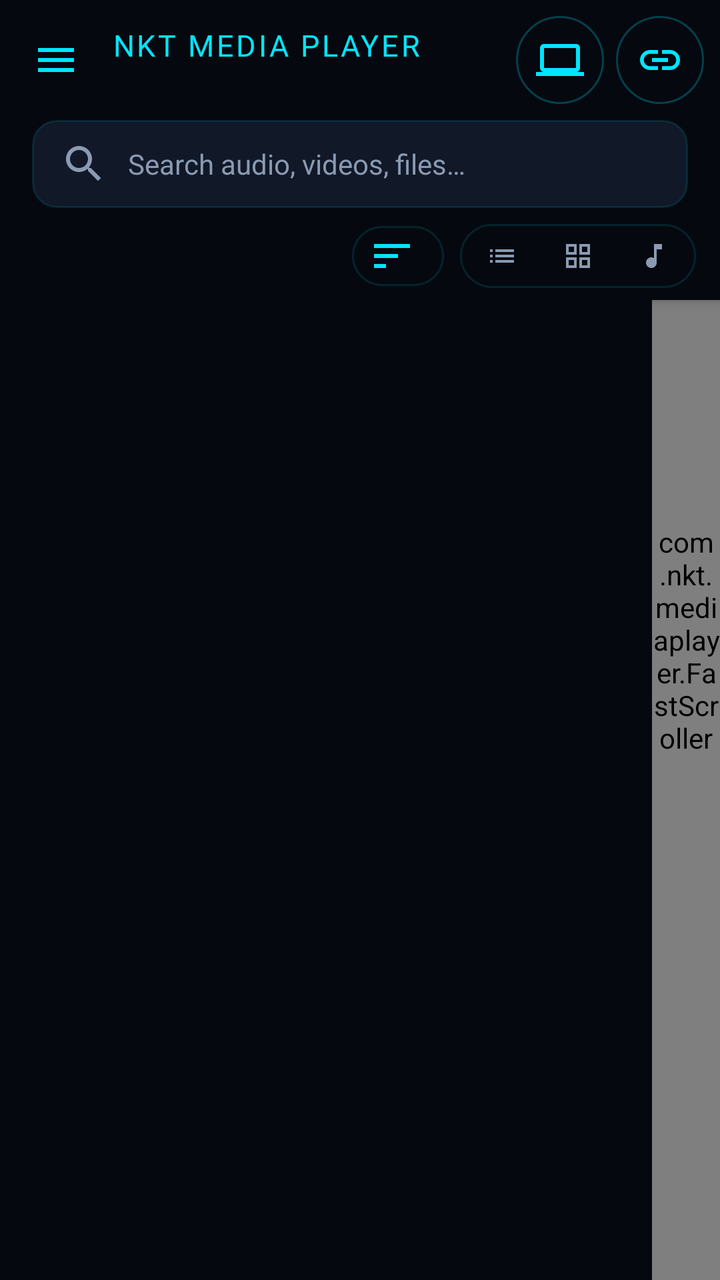
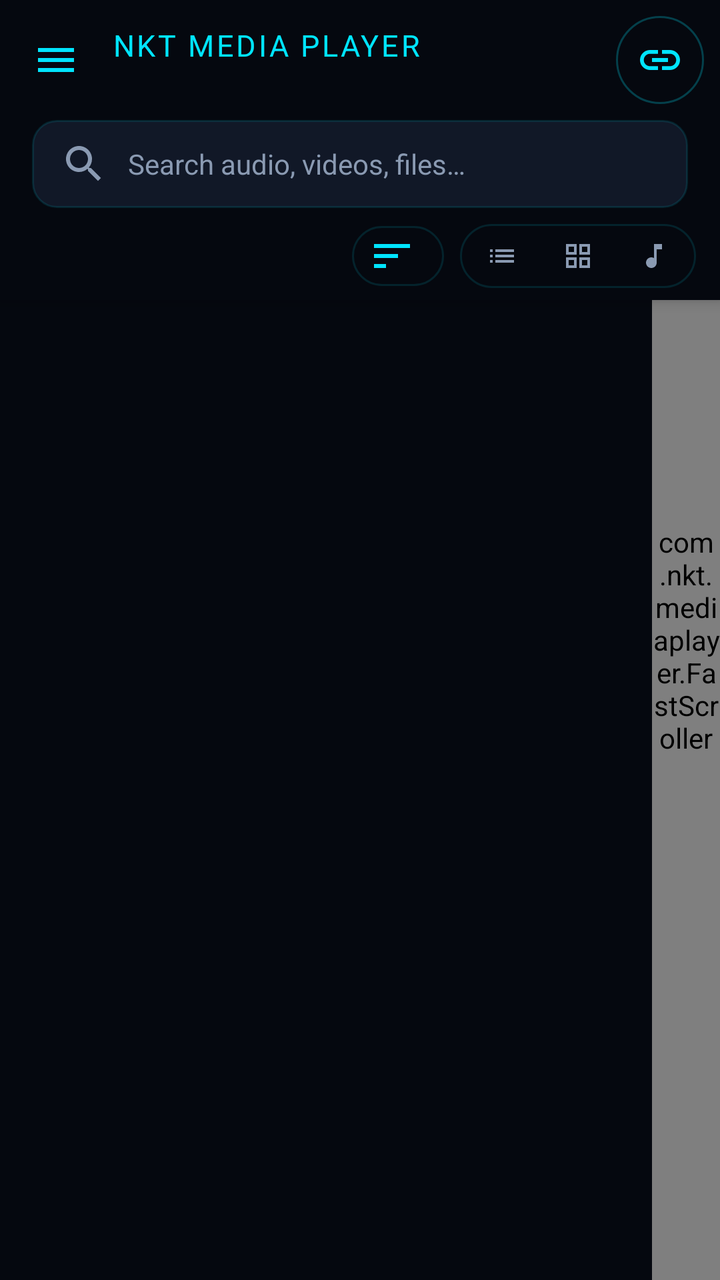

An Android layout rendered at two revisions. The XML below is the earlier revision; the diff shows what the commit changed to produce the second picture.
<!-- AndroidManifest.xml: application theme Theme.NKT -->
<!-- res/layout/activity_main.xml -->
<?xml version="1.0" encoding="utf-8"?>
<FrameLayout xmlns:android="http://schemas.android.com/apk/res/android"
    android:id="@+id/frame"
    android:layout_width="match_parent"
    android:layout_height="match_parent"
    android:background="@color/bg">

<LinearLayout
    android:id="@+id/root"
    android:layout_width="match_parent"
    android:layout_height="match_parent"
    android:orientation="vertical">

    
    <FrameLayout
        android:layout_width="match_parent"
        android:layout_height="0dp"
        android:layout_weight="1">

        <androidx.recyclerview.widget.RecyclerView
            android:id="@+id/list"
            android:layout_width="match_parent"
            android:layout_height="match_parent"
            android:clipToPadding="false"
            android:paddingStart="12dp"
            android:paddingEnd="12dp"
            android:paddingBottom="12dp"
            android:scrollbars="none" />

        
        <FrameLayout
            android:id="@+id/online_box"
            android:layout_width="match_parent"
            android:layout_height="match_parent"
            android:visibility="gone" />

        
        <LinearLayout
            android:id="@+id/collapse"
            android:layout_width="match_parent"
            android:layout_height="wrap_content"
            android:layout_gravity="top"
            android:background="@color/bg"
            android:clickable="true"
            android:elevation="4dp"
            android:orientation="vertical">

            
            <LinearLayout
                android:layout_width="match_parent"
                android:layout_height="wrap_content"
                android:gravity="center_vertical"
                android:orientation="horizontal"
                android:paddingStart="6dp"
                android:paddingTop="8dp"
                android:paddingEnd="8dp"
                android:paddingBottom="6dp">

                <ImageButton
                    android:id="@+id/btn_menu"
                    style="@style/NKTBarButton"
                    android:contentDescription="@string/cd_menu"
                    android:src="@drawable/ic_menu" />

                <LinearLayout
                    android:layout_width="0dp"
                    android:layout_height="wrap_content"
                    android:layout_marginStart="6dp"
                    android:layout_weight="1"
                    android:orientation="vertical">

                    <TextView
                        android:id="@+id/header_title"
                        android:layout_width="wrap_content"
                        android:layout_height="wrap_content"
                        android:letterSpacing="0.08"
                        android:maxLines="1"
                        android:text="@string/header"
                        android:textColor="@color/accent"
                        android:textSize="15sp" />

                    <TextView
                        android:id="@+id/page_label"
                        android:layout_width="wrap_content"
                        android:layout_height="wrap_content"
                        android:layout_marginTop="2dp"
                        android:letterSpacing="0.16"
                        android:maxLines="1"
                        android:textColor="@color/muted"
                        android:textSize="9.5sp" />
                </LinearLayout>

                <ImageButton
                    android:id="@+id/btn_share_pc"
                    android:layout_width="44dp"
                    android:layout_height="44dp"
                    android:layout_marginEnd="6dp"
                    android:background="@drawable/bg_round_btn"
                    android:contentDescription="@string/nkt_share"
                    android:src="@drawable/ic_pc"
                    android:tint="@color/accent" />

                <ImageButton
                    android:id="@+id/btn_link"
                    android:layout_width="44dp"
                    android:layout_height="44dp"
                    android:background="@drawable/bg_round_btn"
                    android:contentDescription="@string/cd_link"
                    android:src="@drawable/ic_link"
                    android:tint="@color/accent" />
            </LinearLayout>

            <EditText
                android:id="@+id/search"
                android:layout_width="match_parent"
                android:layout_height="44dp"
                android:layout_marginStart="16dp"
                android:layout_marginTop="2dp"
                android:layout_marginEnd="16dp"
                android:background="@drawable/bg_card"
                android:drawableStart="@drawable/ic_search"
                android:drawablePadding="10dp"
                android:drawableTint="@color/muted"
                android:hint="@string/search_hint"
                android:imeOptions="actionSearch"
                android:importantForAutofill="no"
                android:inputType="text"
                android:paddingStart="14dp"
                android:paddingEnd="14dp"
                android:textColor="@color/text"
                android:textColorHint="@color/muted"
                android:textSize="14sp" />

            
            <LinearLayout
                android:id="@+id/folder_bar"
                android:layout_width="match_parent"
                android:layout_height="wrap_content"
                android:orientation="vertical"
                android:paddingStart="16dp"
                android:paddingTop="8dp"
                android:paddingEnd="16dp"
                android:visibility="gone">

                <HorizontalScrollView
                    android:layout_width="match_parent"
                    android:layout_height="wrap_content"
                    android:scrollbars="none">

                    <LinearLayout
                        android:id="@+id/storage_row"
                        android:layout_width="wrap_content"
                        android:layout_height="wrap_content"
                        android:orientation="horizontal" />
                </HorizontalScrollView>

                <TextView
                    android:id="@+id/folder_path"
                    android:layout_width="match_parent"
                    android:layout_height="wrap_content"
                    android:layout_marginTop="8dp"
                    android:ellipsize="start"
                    android:maxLines="1"
                    android:textColor="@color/accent"
                    android:textSize="12.5sp" />

                
                <LinearLayout
                    android:id="@+id/folder_actions"
                    android:layout_width="match_parent"
                    android:layout_height="wrap_content"
                    android:layout_marginTop="8dp"
                    android:orientation="horizontal" />

                <TextView
                    android:id="@+id/folder_note"
                    android:layout_width="match_parent"
                    android:layout_height="wrap_content"
                    android:layout_marginTop="2dp"
                    android:textColor="@color/muted"
                    android:textSize="11sp" />
            </LinearLayout>

            
            <LinearLayout
                android:id="@+id/tab_bar"
                android:layout_width="match_parent"
                android:layout_height="wrap_content"
                android:gravity="center_vertical"
                android:orientation="horizontal"
                android:paddingStart="16dp"
                android:paddingTop="8dp"
                android:paddingEnd="12dp"
                android:paddingBottom="6dp">

                <TextView
                    android:id="@+id/tab_hint"
                    android:layout_width="0dp"
                    android:layout_height="wrap_content"
                    android:layout_weight="1"
                    android:ellipsize="end"
                    android:maxLines="1"
                    android:textColor="@color/muted"
                    android:textSize="12sp" />

                <TextView
                    android:id="@+id/updating"
                    android:layout_width="wrap_content"
                    android:layout_height="wrap_content"
                    android:layout_marginEnd="8dp"
                    android:maxLines="1"
                    android:text="@string/updating"
                    android:textColor="@color/accent"
                    android:textSize="11sp"
                    android:visibility="gone" />

                <TextView
                    android:id="@+id/btn_sort"
                    android:layout_width="wrap_content"
                    android:layout_height="30dp"
                    android:layout_marginEnd="8dp"
                    android:background="@drawable/bg_segment_box"
                    android:contentDescription="@string/sort"
                    android:drawableStart="@drawable/ic_sort"
                    android:drawablePadding="4dp"
                    android:drawableTint="@color/accent"
                    android:gravity="center"
                    android:maxLines="1"
                    android:paddingStart="8dp"
                    android:paddingEnd="10dp"
                    android:textColor="@color/accent"
                    android:textSize="10sp" />

                <LinearLayout
                    android:id="@+id/view_switch"
                    android:layout_width="wrap_content"
                    android:layout_height="wrap_content"
                    android:background="@drawable/bg_segment_box"
                    android:orientation="horizontal"
                    android:padding="2dp">

                    <ImageButton android:id="@+id/view_a" style="@style/NKTViewSeg" android:contentDescription="@string/view_list" android:src="@drawable/ic_list" />
                    <ImageButton android:id="@+id/view_b" style="@style/NKTViewSeg" android:contentDescription="@string/view_grid" android:src="@drawable/ic_grid" />
                    <ImageButton android:id="@+id/view_c" style="@style/NKTViewSeg" android:contentDescription="@string/view_squares" android:src="@drawable/ic_music" />
                </LinearLayout>
            </LinearLayout>

            
            <LinearLayout
                android:id="@+id/gallery_bar"
                android:layout_width="match_parent"
                android:layout_height="wrap_content"
                android:orientation="vertical"
                android:visibility="gone">

                <androidx.recyclerview.widget.RecyclerView
                    android:id="@+id/albums"
                    android:layout_width="match_parent"
                    android:layout_height="wrap_content"
                    android:clipToPadding="false"
                    android:paddingStart="16dp"
                    android:paddingEnd="6dp" />

                <LinearLayout
                    android:layout_width="match_parent"
                    android:layout_height="wrap_content"
                    android:gravity="center_vertical"
                    android:orientation="horizontal"
                    android:paddingStart="12dp"
                    android:paddingTop="8dp"
                    android:paddingEnd="16dp"
                    android:paddingBottom="6dp">

                    <TextView android:id="@+id/seg_all" style="@style/NKTSegment" android:text="@string/seg_all" />
                    <TextView android:id="@+id/seg_photos" style="@style/NKTSegment" android:text="@string/seg_photos" />
                    <TextView android:id="@+id/seg_videos" style="@style/NKTSegment" android:text="@string/seg_videos" />

                    <TextView
                        android:id="@+id/grid_size"
                        android:layout_width="0dp"
                        android:layout_height="wrap_content"
                        android:layout_weight="1"
                        android:gravity="end"
                        android:textColor="@color/muted"
                        android:textSize="11sp" />
                </LinearLayout>
            </LinearLayout>
        </LinearLayout>

        
        <LinearLayout
            android:id="@+id/select_bar"
            android:layout_width="match_parent"
            android:layout_height="56dp"
            android:layout_gravity="top"
            android:layout_marginStart="10dp"
            android:layout_marginTop="4dp"
            android:layout_marginEnd="10dp"
            android:background="@drawable/bg_options_bar"
            android:elevation="8dp"
            android:gravity="center_vertical"
            android:orientation="horizontal"
            android:paddingStart="4dp"
            android:paddingEnd="4dp"
            android:visibility="gone">

            <ImageButton android:id="@+id/sel_close" style="@style/NKTBarButton" android:contentDescription="@string/cancel" android:src="@drawable/ic_close" />

            <TextView
                android:id="@+id/sel_count"
                android:layout_width="0dp"
                android:layout_height="wrap_content"
                android:layout_marginStart="4dp"
                android:layout_weight="1"
                android:maxLines="1"
                android:textColor="@color/text"
                android:textSize="15sp"
                android:textStyle="bold" />

            <ImageButton android:id="@+id/sel_all" style="@style/NKTBarButton" android:contentDescription="@string/select_all" android:src="@drawable/ic_select_all" />
            <ImageButton android:id="@+id/sel_info" style="@style/NKTBarButton" android:contentDescription="@string/cd_sel_info" android:src="@drawable/ic_info" />
            <ImageButton android:id="@+id/sel_share" style="@style/NKTBarButton" android:contentDescription="@string/share" android:src="@drawable/ic_share" />
            <ImageButton android:id="@+id/sel_delete" style="@style/NKTBarButton" android:contentDescription="@string/delete" android:src="@drawable/ic_delete" />
            
            <ImageButton android:id="@+id/sel_more" style="@style/NKTBarButton" android:contentDescription="@string/cd_more" android:src="@drawable/ic_more" />
        </LinearLayout>

        
        <com.nkt.mediaplayer.FastScroller
            android:id="@+id/fast_scroller"
            android:layout_width="34dp"
            android:layout_height="match_parent"
            android:layout_gravity="end" />

        <TextView
            android:id="@+id/fs_bubble"
            android:layout_width="wrap_content"
            android:layout_height="wrap_content"
            android:layout_gravity="top|end"
            android:layout_marginEnd="40dp"
            android:background="@drawable/bg_indicator"
            android:maxLines="1"
            android:minWidth="48dp"
            android:paddingStart="14dp"
            android:paddingTop="8dp"
            android:paddingEnd="14dp"
            android:paddingBottom="8dp"
            android:gravity="center"
            android:textColor="@color/accent"
            android:textSize="16sp"
            android:textStyle="bold"
            android:visibility="gone" />

        <TextView
            android:id="@+id/empty"
            android:layout_width="match_parent"
            android:layout_height="wrap_content"
            android:layout_gravity="center"
            android:gravity="center"
            android:padding="32dp"
            android:textColor="@color/muted"
            android:textSize="14sp"
            android:visibility="gone" />

        
        <TextView
            android:id="@+id/zoom_pop"
            android:layout_width="wrap_content"
            android:layout_height="wrap_content"
            android:layout_gravity="center_horizontal"
            android:layout_marginTop="140dp"
            android:background="@drawable/bg_indicator"
            android:letterSpacing="0.08"
            android:paddingStart="18dp"
            android:paddingTop="10dp"
            android:paddingEnd="18dp"
            android:paddingBottom="10dp"
            android:textColor="@color/accent"
            android:textSize="12sp"
            android:visibility="gone" />

        <LinearLayout
            android:id="@+id/perm_box"
            android:layout_width="match_parent"
            android:layout_height="match_parent"
            android:background="@color/bg"
            android:gravity="center"
            android:orientation="vertical"
            android:padding="32dp"
            android:visibility="gone">

            <ImageView
                android:layout_width="72dp"
                android:layout_height="72dp"
                android:contentDescription="@null"
                android:src="@drawable/ic_music"
                android:tint="@color/accent" />

            <TextView
                android:layout_width="wrap_content"
                android:layout_height="wrap_content"
                android:layout_marginTop="14dp"
                android:gravity="center"
                android:text="@string/perm_text"
                android:textColor="@color/text"
                android:textSize="15sp" />

            <Button
                android:id="@+id/perm_btn"
                android:layout_width="wrap_content"
                android:layout_height="52dp"
                android:layout_marginTop="24dp"
                android:background="@drawable/bg_pill_btn"
                android:letterSpacing="0.15"
                android:minWidth="200dp"
                android:paddingStart="32dp"
                android:paddingEnd="32dp"
                android:stateListAnimator="@null"
                android:text="@string/perm_button"
                android:textColor="@color/accent"
                android:textSize="13sp" />
        </LinearLayout>
    </FrameLayout>

    
    <LinearLayout
        android:id="@+id/mini"
        android:layout_width="match_parent"
        android:layout_height="68dp"
        android:layout_margin="10dp"
        android:background="@drawable/bg_mini"
        android:clickable="true"
        android:focusable="true"
        android:gravity="center_vertical"
        android:orientation="horizontal"
        android:paddingStart="10dp"
        android:paddingEnd="6dp"
        android:visibility="gone">

        <ImageView
            android:id="@+id/mini_art"
            android:layout_width="48dp"
            android:layout_height="48dp"
            android:background="@drawable/bg_thumb"
            android:contentDescription="@null" />

        <LinearLayout
            android:layout_width="0dp"
            android:layout_height="wrap_content"
            android:layout_marginStart="12dp"
            android:layout_weight="1"
            android:orientation="vertical">

            <TextView
                android:id="@+id/mini_title"
                android:layout_width="match_parent"
                android:layout_height="wrap_content"
                android:ellipsize="end"
                android:maxLines="1"
                android:textColor="@color/text"
                android:textSize="14sp"
                android:textStyle="bold" />

            <TextView
                android:id="@+id/mini_sub"
                android:layout_width="match_parent"
                android:layout_height="wrap_content"
                android:ellipsize="end"
                android:maxLines="1"
                android:textColor="@color/muted"
                android:textSize="12sp" />
        </LinearLayout>

        <ImageButton
            android:id="@+id/mini_play"
            android:layout_width="48dp"
            android:layout_height="48dp"
            android:background="@drawable/bg_round_btn"
            android:contentDescription="@string/cd_play"
            android:src="@drawable/ic_play"
            android:tint="@color/accent" />

        <ImageButton
            android:id="@+id/mini_next"
            android:layout_width="48dp"
            android:layout_height="48dp"
            android:layout_marginStart="4dp"
            android:background="@android:color/transparent"
            android:contentDescription="@string/cd_next"
            android:src="@drawable/ic_next"
            android:tint="@color/accent" />

        <ImageButton
            android:id="@+id/mini_close"
            android:layout_width="40dp"
            android:layout_height="48dp"
            android:background="@android:color/transparent"
            android:contentDescription="@string/cd_close_player"
            android:src="@drawable/ic_close"
            android:tint="@color/muted" />
    </LinearLayout>

</LinearLayout>

    
    <View
        android:id="@+id/scrim"
        android:layout_width="match_parent"
        android:layout_height="match_parent"
        android:alpha="0"
        android:background="#B3000000"
        android:clickable="true"
        android:elevation="20dp"
        android:visibility="gone" />

    <ScrollView
        android:id="@+id/drawer"
        android:layout_width="300dp"
        android:layout_height="match_parent"
        android:layout_gravity="start"
        android:background="@drawable/bg_drawer"
        android:elevation="24dp"
        android:visibility="gone">

        <LinearLayout
            android:id="@+id/drawer_items"
            android:layout_width="match_parent"
            android:layout_height="wrap_content"
            android:orientation="vertical"
            android:paddingStart="10dp"
            android:paddingTop="14dp"
            android:paddingEnd="10dp"
            android:paddingBottom="20dp" />
    </ScrollView>
</FrameLayout>
<!-- resources referenced by this layout -->
<resources>
  <color name="accent">#FF00E5FF</color>
  <color name="bg">#FF05080F</color>
  <color name="muted">#FF8A9AB2</color>
  <color name="text">#FFE8F0FE</color>
  <!-- drawable bg_card (drawable) -->
  <?xml version="1.0" encoding="utf-8"?>
  <shape xmlns:android="http://schemas.android.com/apk/res/android" android:shape="rectangle">
      <corners android:radius="12dp" />
      <solid android:color="@color/card" />
      <stroke android:width="1dp" android:color="@color/border" />
  </shape>
  <!-- drawable bg_indicator (drawable) -->
  <?xml version="1.0" encoding="utf-8"?>
  <shape xmlns:android="http://schemas.android.com/apk/res/android" android:shape="rectangle">
      <corners android:radius="24dp" />
      <solid android:color="#CC05080F" />
      <stroke android:width="1dp" android:color="#5900E5FF" />
  </shape>
  <!-- drawable bg_mini (drawable) -->
  <?xml version="1.0" encoding="utf-8"?>
  <shape xmlns:android="http://schemas.android.com/apk/res/android" android:shape="rectangle">
      <corners android:radius="16dp" />
      <solid android:color="@color/card" />
      <stroke android:width="1dp" android:color="#4000E5FF" />
  </shape>
  <!-- drawable bg_options_bar (drawable) -->
  <?xml version="1.0" encoding="utf-8"?>
  <shape xmlns:android="http://schemas.android.com/apk/res/android" android:shape="rectangle">
      <corners android:radius="16dp" /><solid android:color="@color/card" /><stroke android:width="1dp" android:color="@color/border" />
  </shape>
  <!-- drawable bg_segment_box (drawable) -->
  <?xml version="1.0" encoding="utf-8"?>
  <shape xmlns:android="http://schemas.android.com/apk/res/android" android:shape="rectangle">
      <corners android:radius="17dp" /><stroke android:width="1dp" android:color="@color/border" /><solid android:color="#00000000" />
  </shape>
  <!-- drawable bg_thumb (drawable) -->
  <?xml version="1.0" encoding="utf-8"?>
  <shape xmlns:android="http://schemas.android.com/apk/res/android" android:shape="rectangle">
      <corners android:radius="8dp" />
      <solid android:color="#FF0B1222" />
  </shape>
  <!-- drawable ic_pc (drawable) -->
  <?xml version="1.0" encoding="utf-8"?>
  <vector xmlns:android="http://schemas.android.com/apk/res/android"
      android:width="24dp" android:height="24dp"
      android:viewportWidth="24" android:viewportHeight="24">
      <path android:fillColor="#FFFFFFFF" android:pathData="M20,18c1.1,0 1.99,-0.9 1.99,-2L22,6c0,-1.1 -0.9,-2 -2,-2H4c-1.1,0 -2,0.9 -2,2v10c0,1.1 0.9,2 2,2H0v2h24v-2h-4zM4,6h16v10H4V6z" />
  </vector>
  <string name="cancel">Cancel</string>
  <string name="cd_close_player">Stop and close the player</string>
  <string name="cd_link">Play a link</string>
  <string name="cd_menu">Open the menu</string>
  <string name="cd_more">More options</string>
  <string name="cd_next">Next</string>
  <string name="cd_play">Play or pause</string>
  <string name="cd_sel_info">Details</string>
  <string name="delete">Delete</string>
  <string name="header">NKT MEDIA PLAYER</string>
  <string name="nkt_share">NKT Share</string>
  <string name="perm_button">ALLOW ACCESS</string>
  <string name="perm_text">Allow access to your music and videos so they show up here.</string>
  <string name="search_hint">Search audio, videos, files…</string>
  <string name="seg_all">ALL</string>
  <string name="seg_photos">PHOTOS</string>
  <string name="seg_videos">VIDEOS</string>
  <string name="select_all">Select all</string>
  <string name="share">Share</string>
  <string name="sort">Sort</string>
  <string name="updating">⟳ Updating</string>
  <string name="view_grid">GRID</string>
  <string name="view_list">LIST</string>
  <string name="view_squares">SQUARES</string>
  <color name="card">#FF111827</color>
  <color name="border">#1F00E5FF</color>
  <!-- unchanged entries left out for length: 23 -->
</resources>

<!-- the commit's change to res/layout/activity_main.xml (unified diff, before → after) -->
@@ -90,20 +90,22 @@
                         android:textSize="9.5sp" />
                 </LinearLayout>
 
+                
                 <ImageButton
-                    android:id="@+id/btn_share_pc"
+                    android:id="@+id/btn_mini"
                     android:layout_width="44dp"
                     android:layout_height="44dp"
-                    android:layout_marginEnd="6dp"
                     android:background="@drawable/bg_round_btn"
-                    android:contentDescription="@string/nkt_share"
-                    android:src="@drawable/ic_pc"
-                    android:tint="@color/accent" />
+                    android:contentDescription="@string/cd_play"
+                    android:src="@drawable/ic_pause"
+                    android:tint="@color/accent"
+                    android:visibility="gone" />
 
                 <ImageButton
                     android:id="@+id/btn_link"
                     android:layout_width="44dp"
                     android:layout_height="44dp"
+                    android:layout_marginStart="6dp"
                     android:background="@drawable/bg_round_btn"
                     android:contentDescription="@string/cd_link"
                     android:src="@drawable/ic_link"
<!-- resource entries referenced after the edit -->
@@ -41,12 +41,12 @@
       <corners android:radius="8dp" />
       <solid android:color="#FF0B1222" />
   </shape>
-  <!-- drawable ic_pc (drawable) -->
+  <!-- drawable ic_pause (drawable) -->
   <?xml version="1.0" encoding="utf-8"?>
   <vector xmlns:android="http://schemas.android.com/apk/res/android"
       android:width="24dp" android:height="24dp"
       android:viewportWidth="24" android:viewportHeight="24">
-      <path android:fillColor="#FFFFFFFF" android:pathData="M20,18c1.1,0 1.99,-0.9 1.99,-2L22,6c0,-1.1 -0.9,-2 -2,-2H4c-1.1,0 -2,0.9 -2,2v10c0,1.1 0.9,2 2,2H0v2h24v-2h-4zM4,6h16v10H4V6z" />
+      <path android:fillColor="#FFFFFFFF" android:pathData="M6,19h4V5H6v14zM14,5v14h4V5h-4z" />
   </vector>
   <string name="cancel">Cancel</string>
   <string name="cd_close_player">Stop and close the player</string>
@@ -58,7 +58,6 @@
   <string name="cd_sel_info">Details</string>
   <string name="delete">Delete</string>
   <string name="header">NKT MEDIA PLAYER</string>
-  <string name="nkt_share">NKT Share</string>
   <string name="perm_button">ALLOW ACCESS</string>
   <string name="perm_text">Allow access to your music and videos so they show up here.</string>
   <string name="search_hint">Search audio, videos, files…</string>
